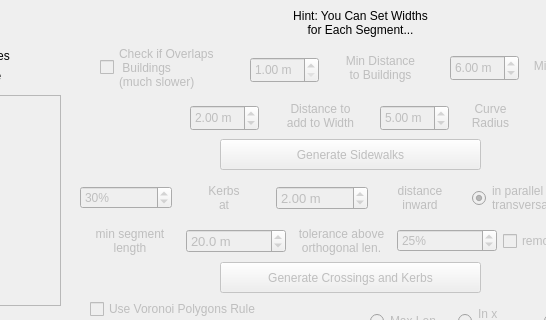
First picture: the form in osm_sidewalkreator_dialog_base.ui, repository kauevestena/osm_sidewalkreator, before the edit; both pictures show x 190 to 736 and y 175 to 495 of the 1010 by 657 pixel window.
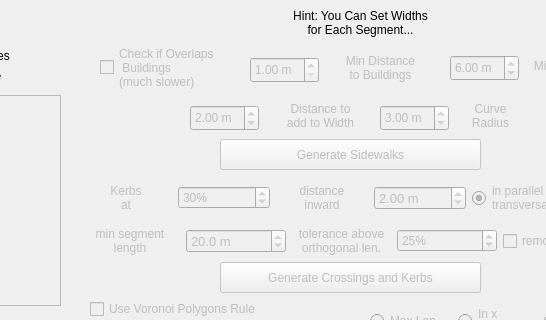
Second picture: the form after the edit. Icons and pictures are not drawn. Custom widgets are drawn as their Qt base class.

Commit message: small ui chg;less def c rad; livingst def 0; typos

Patch:
```diff
--- a/osm_sidewalkreator_dialog_base.ui
+++ b/osm_sidewalkreator_dialog_base.ui
@@ -500,7 +500,7 @@
     <double>0.500000000000000</double>
    </property>
    <property name="value">
-    <double>5.000000000000000</double>
+    <double>3.000000000000000</double>
    </property>
   </widget>
   <widget class="QProgressBar" name="datafetch_progressbar">
@@ -1110,6 +1110,20 @@
    <layout class="QGridLayout" name="gridLayout_2">
     <item row="0" column="0">
      <layout class="QHBoxLayout" name="horizontalLayout_3">
+      <item>
+       <widget class="QLabel" name="perc_draw_kerbs_label">
+        <property name="enabled">
+         <bool>false</bool>
+        </property>
+        <property name="text">
+         <string>Kerbs
+at</string>
+        </property>
+        <property name="alignment">
+         <set>Qt::AlignCenter</set>
+        </property>
+       </widget>
+      </item>
       <item>
        <widget class="QSpinBox" name="perc_draw_kerbs_box">
         <property name="enabled">
@@ -1133,13 +1147,13 @@
        </widget>
       </item>
       <item>
-       <widget class="QLabel" name="perc_draw_kerbs_label">
+       <widget class="QLabel" name="label_inward_d">
         <property name="enabled">
          <bool>false</bool>
         </property>
         <property name="text">
-         <string>Kerbs
-at</string>
+         <string>distance
+inward</string>
         </property>
         <property name="alignment">
          <set>Qt::AlignCenter</set>
@@ -1179,20 +1193,6 @@
         </property>
        </widget>
       </item>
-      <item>
-       <widget class="QLabel" name="label_inward_d">
-        <property name="enabled">
-         <bool>false</bool>
-        </property>
-        <property name="text">
-         <string>distance
-inward</string>
-        </property>
-        <property name="alignment">
-         <set>Qt::AlignCenter</set>
-        </property>
-       </widget>
-      </item>
       <item>
        <layout class="QHBoxLayout" name="horizontalLayout_2">
         <item>
```
The commit also changes 3 other files.
